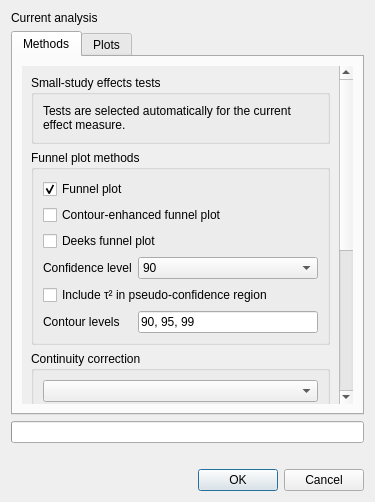
Above: src/rc_metastudio/forms/publication_bias_dialog.ui from AliSalman-et-al/rc-metastudio before the change. Below: the same form after it.
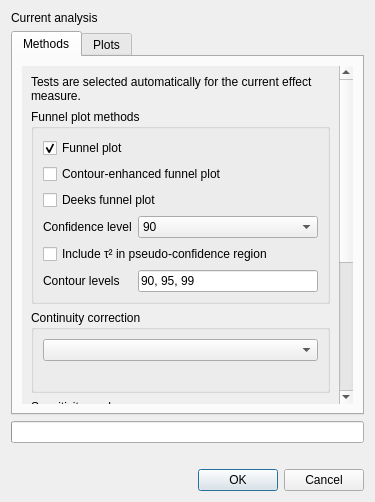
That is the form after the change.

What changed in the file:
```diff
--- a/src/rc_metastudio/forms/publication_bias_dialog.ui
+++ b/src/rc_metastudio/forms/publication_bias_dialog.ui
@@ -18,14 +18,7 @@
          <property name="widgetResizable"><bool>true</bool></property>
          <widget class="QWidget" name="methods_scroll_content">
           <layout class="QVBoxLayout" name="methods_scroll_layout">
-           <item>
-            <widget class="QGroupBox" name="automatic_test_group">
-             <property name="title"><string>Small-study effects tests</string></property>
-             <layout class="QVBoxLayout" name="automatic_test_layout">
               <item><widget class="QLabel" name="automatic_test_label"><property name="wordWrap"><bool>true</bool></property><property name="text"><string>Tests are selected automatically for the current effect measure.</string></property></widget></item>
-             </layout>
-           </widget>
-           </item>
            <item>
             <widget class="QGroupBox" name="plot_selection_group">
              <property name="title"><string>Funnel plot methods</string></property>
```
Lines whose indentation alone changed are shown as unchanged.
